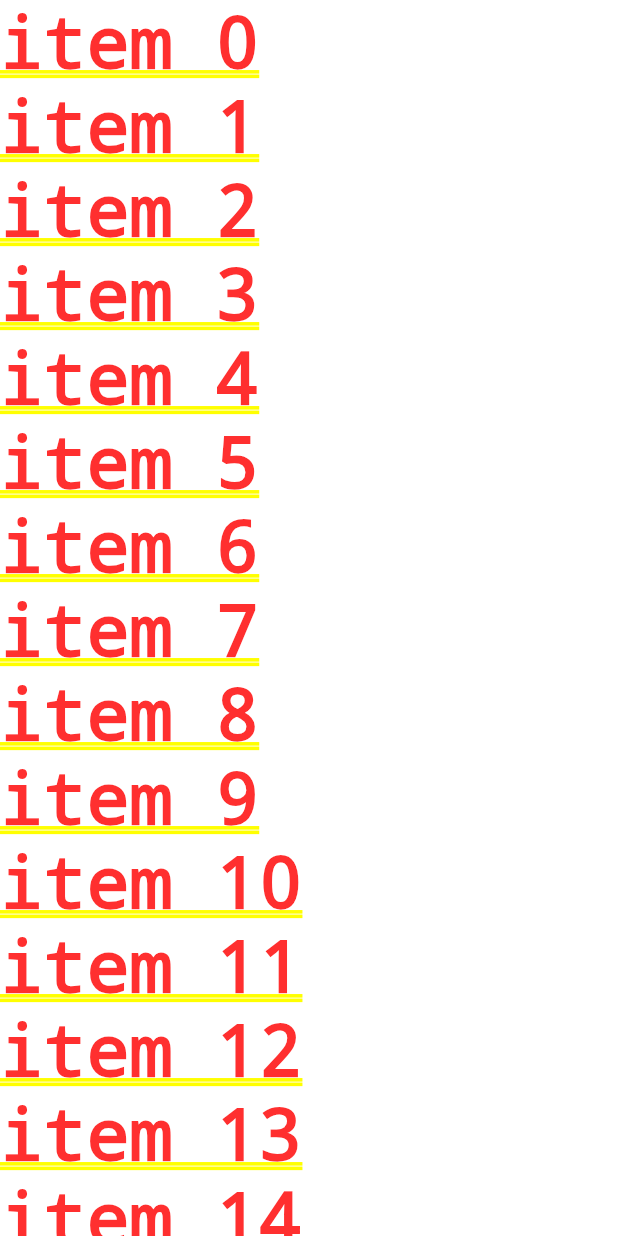
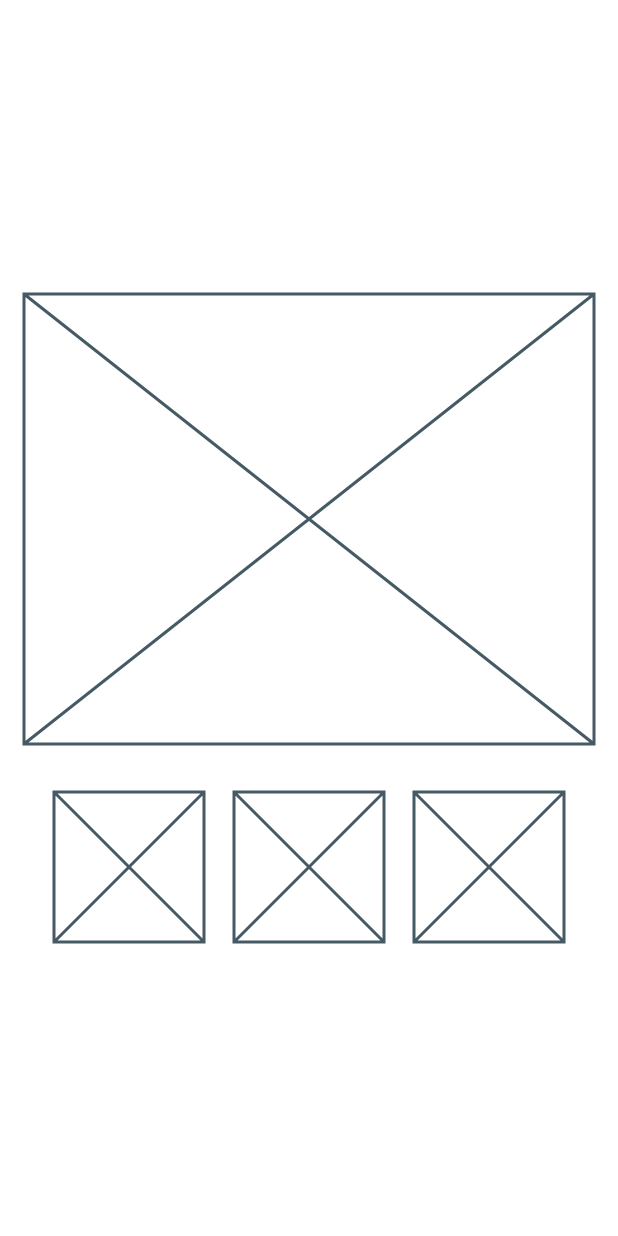
Before and after one commit to xenonzx/rock_paper_scissors, a Flutter app: the screen it shows after launch, on a phone screen of 412 x 824 dp. Run offline on Flutter 3.47's test engine with Material 2 defaults, Android fonts, the phone set to English and light mode, and no system bars.

```diff
--- a/lib/main.dart
+++ b/lib/main.dart
@@ -39,17 +39,43 @@ class MyApp extends StatelessWidget {
           // is not restarted.
           primarySwatch: Colors.blue,
         ),
-        home: ListView(
-          children: List<Widget>.generate(
-              100,
-              (i) => Text(
-                    "item $i",
-                    textDirection: TextDirection.ltr,
-                  )),
-        ));
+      home: GameHome(),
+    );
   }
 }
+class  GameHome extends StatelessWidget{
+  @override
+  Widget build(BuildContext context) {
 
+    return Container(
+      color: Colors.white,
+      child: Padding(
+        padding: EdgeInsets.all(16) ,
+        child: Center(
+          child: Column(
+            mainAxisSize:MainAxisSize.min ,
+            children: [
+            Placeholder(
+              fallbackWidth: 300,
+              fallbackHeight: 300,
+            ),
+            Container(
+              height: 32,
+            ),
+            Row(
+              mainAxisAlignment: MainAxisAlignment.spaceEvenly,
+              children: [
+              Placeholder(fallbackWidth:100, fallbackHeight: 100,),
+              Placeholder(fallbackWidth:100, fallbackHeight: 100,),
+              Placeholder(fallbackWidth:100, fallbackHeight: 100,),
+            ],)
+          ],
+          ),
+        ),
+      ),
+    );
+  }
+}
 class MyHomePage extends StatefulWidget {
   MyHomePage({Key key, this.title}) : super(key: key);
 
```
